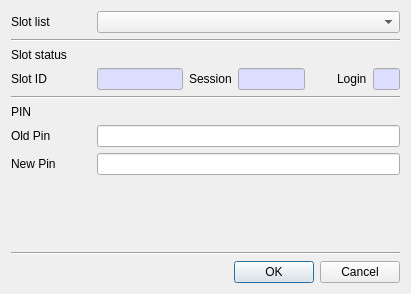
jykim74/CryptokiMan, file CryptokiMan/set_pin_dlg.ui: the form before one commit.
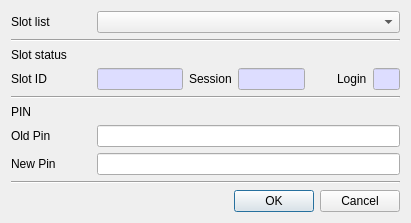
The form after the commit.

The edit to the form file:
```diff
--- a/CryptokiMan/set_pin_dlg.ui
+++ b/CryptokiMan/set_pin_dlg.ui
@@ -7,7 +7,7 @@
     <x>0</x>
     <y>0</y>
     <width>411</width>
-    <height>294</height>
+    <height>220</height>
    </rect>
   </property>
   <property name="windowTitle">
```
